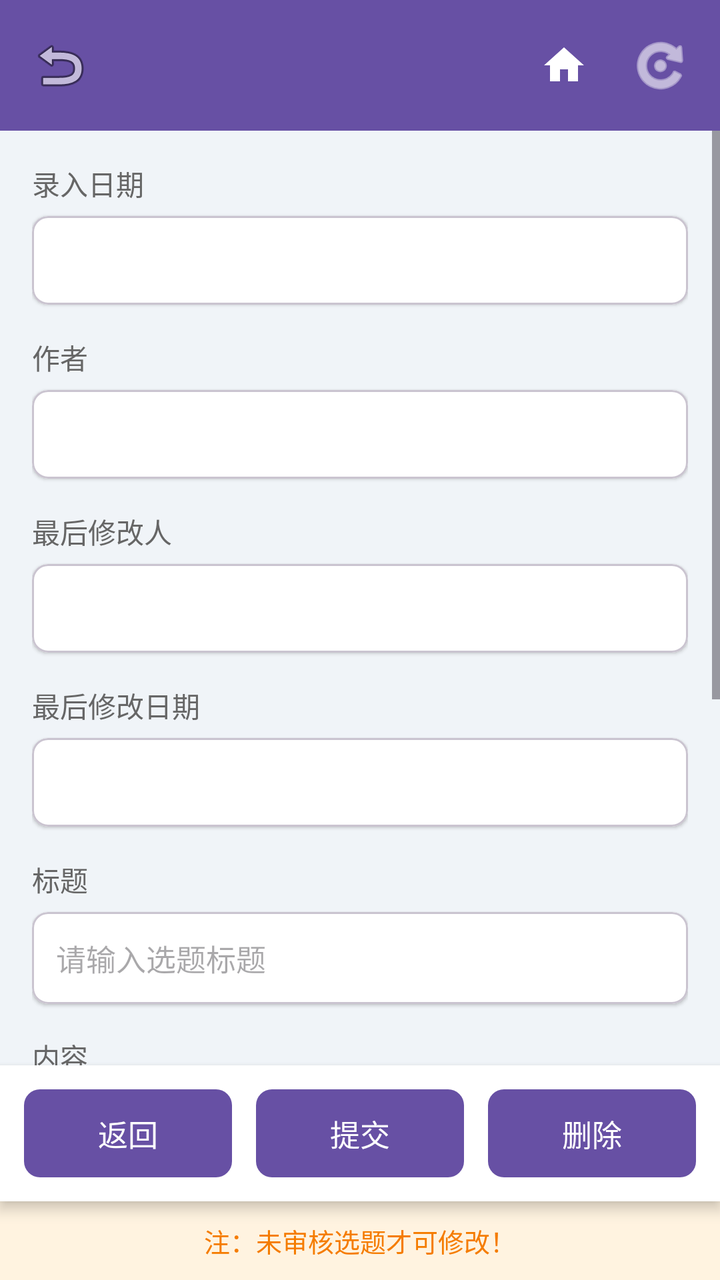
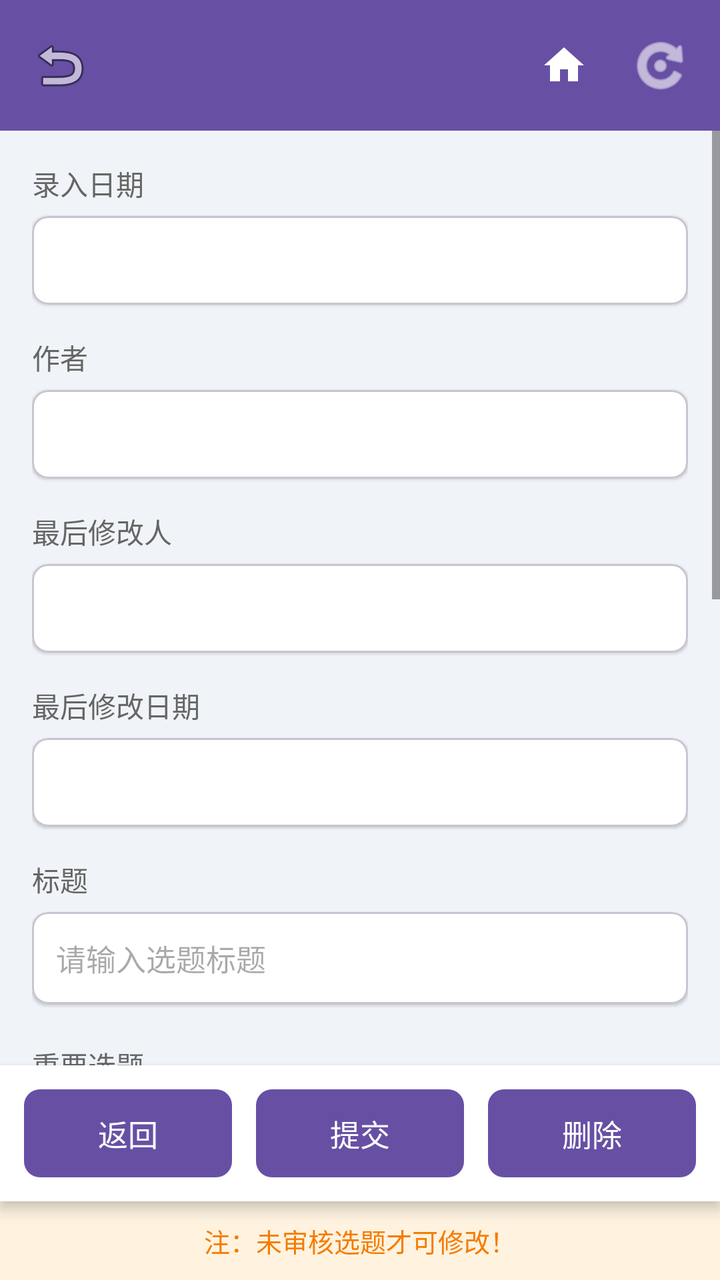

Screens rendered from an Android XML layout before and after an edit, with the pre-edit source and the edit as a unified diff.
<!-- AndroidManifest.xml: application theme Theme.TaxGroup -->
<!-- res/layout/activity_topic_edit.xml -->
<?xml version="1.0" encoding="utf-8"?>
<LinearLayout xmlns:android="http://schemas.android.com/apk/res/android"
    xmlns:app="http://schemas.android.com/apk/res-auto"
    android:id="@+id/topic_edit_root"
    android:layout_width="match_parent"
    android:layout_height="match_parent"
    android:orientation="vertical"
    android:background="#F0F4F8">

    
    <LinearLayout
        android:layout_width="match_parent"
        android:layout_height="wrap_content"
        android:orientation="horizontal"
        android:background="?attr/colorPrimary"
        android:padding="12dp"
        android:gravity="center_vertical">

        <ImageButton
            android:id="@+id/btn_back"
            android:layout_width="36dp"
            android:layout_height="36dp"
            android:background="?attr/selectableItemBackgroundBorderless"
            android:src="@android:drawable/ic_menu_revert"
            android:contentDescription="返回" />

        <LinearLayout
            android:layout_width="0dp"
            android:layout_height="wrap_content"
            android:layout_weight="1"
            android:layout_marginStart="10dp"
            android:orientation="vertical">

            <TextView
                android:id="@+id/tv_user_name"
                android:layout_width="wrap_content"
                android:layout_height="wrap_content"
                android:textSize="16sp"
                android:textColor="#FFFFFF"
                android:textStyle="bold" />

            <TextView
                android:id="@+id/tv_depart"
                android:layout_width="wrap_content"
                android:layout_height="wrap_content"
                android:textSize="13sp"
                android:textColor="#BBDEFB"
                android:layout_marginTop="2dp" />
        </LinearLayout>

        <ImageButton
            android:id="@+id/btn_home"
            android:layout_width="36dp"
            android:layout_height="36dp"
            android:layout_marginStart="12dp"
            android:background="?attr/selectableItemBackgroundBorderless"
            android:src="@drawable/ic_home"
            android:contentDescription="主页面"
            android:tint="#FFFFFF" />

        <ImageButton
            android:id="@+id/btn_refresh"
            android:layout_width="36dp"
            android:layout_height="36dp"
            android:layout_marginStart="12dp"
            android:background="?attr/selectableItemBackgroundBorderless"
            android:src="@android:drawable/ic_menu_rotate"
            android:contentDescription="刷新"
            android:tint="#FFFFFF" />
    </LinearLayout>

    
    <ScrollView
        android:layout_width="match_parent"
        android:layout_height="0dp"
        android:layout_weight="1">

        <LinearLayout
            android:layout_width="match_parent"
            android:layout_height="wrap_content"
            android:orientation="vertical"
            android:padding="16dp">

            
            <TextView
                android:layout_width="wrap_content"
                android:layout_height="wrap_content"
                android:text="录入日期"
                android:textSize="14sp"
                android:textColor="#666666"
                android:layout_marginBottom="6dp" />

            <com.google.android.material.card.MaterialCardView
                android:layout_width="match_parent"
                android:layout_height="wrap_content"
                app:cardCornerRadius="8dp"
                app:cardElevation="1dp"
                app:cardBackgroundColor="#FFFFFF"
                android:layout_marginBottom="16dp">

                <TextView
                    android:id="@+id/tv_date"
                    android:layout_width="match_parent"
                    android:layout_height="wrap_content"
                    android:padding="12dp"
                    android:textSize="15sp"
                    android:textColor="#333333" />
            </com.google.android.material.card.MaterialCardView>

            
            <TextView
                android:layout_width="wrap_content"
                android:layout_height="wrap_content"
                android:text="作者"
                android:textSize="14sp"
                android:textColor="#666666"
                android:layout_marginBottom="6dp" />

            <com.google.android.material.card.MaterialCardView
                android:layout_width="match_parent"
                android:layout_height="wrap_content"
                app:cardCornerRadius="8dp"
                app:cardElevation="1dp"
                app:cardBackgroundColor="#FFFFFF"
                android:layout_marginBottom="16dp">

                <TextView
                    android:id="@+id/tv_author"
                    android:layout_width="match_parent"
                    android:layout_height="wrap_content"
                    android:padding="12dp"
                    android:textSize="15sp"
                    android:textColor="#333333" />
            </com.google.android.material.card.MaterialCardView>

            
            <TextView
                android:layout_width="wrap_content"
                android:layout_height="wrap_content"
                android:text="最后修改人"
                android:textSize="14sp"
                android:textColor="#666666"
                android:layout_marginBottom="6dp" />

            <com.google.android.material.card.MaterialCardView
                android:layout_width="match_parent"
                android:layout_height="wrap_content"
                app:cardCornerRadius="8dp"
                app:cardElevation="1dp"
                app:cardBackgroundColor="#FFFFFF"
                android:layout_marginBottom="16dp">

                <TextView
                    android:id="@+id/tv_mod_user"
                    android:layout_width="match_parent"
                    android:layout_height="wrap_content"
                    android:padding="12dp"
                    android:textSize="15sp"
                    android:textColor="#333333" />
            </com.google.android.material.card.MaterialCardView>

            
            <TextView
                android:layout_width="wrap_content"
                android:layout_height="wrap_content"
                android:text="最后修改日期"
                android:textSize="14sp"
                android:textColor="#666666"
                android:layout_marginBottom="6dp" />

            <com.google.android.material.card.MaterialCardView
                android:layout_width="match_parent"
                android:layout_height="wrap_content"
                app:cardCornerRadius="8dp"
                app:cardElevation="1dp"
                app:cardBackgroundColor="#FFFFFF"
                android:layout_marginBottom="16dp">

                <TextView
                    android:id="@+id/tv_mod_date"
                    android:layout_width="match_parent"
                    android:layout_height="wrap_content"
                    android:padding="12dp"
                    android:textSize="15sp"
                    android:textColor="#333333" />
            </com.google.android.material.card.MaterialCardView>

            
            <TextView
                android:layout_width="wrap_content"
                android:layout_height="wrap_content"
                android:text="标题"
                android:textSize="14sp"
                android:textColor="#666666"
                android:layout_marginBottom="6dp" />

            <com.google.android.material.card.MaterialCardView
                android:layout_width="match_parent"
                android:layout_height="wrap_content"
                app:cardCornerRadius="8dp"
                app:cardElevation="1dp"
                app:cardBackgroundColor="#FFFFFF"
                android:layout_marginBottom="16dp">

                <EditText
                    android:id="@+id/et_title"
                    android:layout_width="match_parent"
                    android:layout_height="wrap_content"
                    android:padding="12dp"
                    android:textSize="15sp"
                    android:textColor="#333333"
                    android:hint="请输入选题标题"
                    android:background="@null"
                    android:maxLines="2"
                    android:inputType="textMultiLine" />
            </com.google.android.material.card.MaterialCardView>

            
            <TextView
                android:layout_width="wrap_content"
                android:layout_height="wrap_content"
                android:text="内容"
                android:textSize="14sp"
                android:textColor="#666666"
                android:layout_marginBottom="6dp" />

            <com.google.android.material.card.MaterialCardView
                android:layout_width="match_parent"
                android:layout_height="wrap_content"
                app:cardCornerRadius="8dp"
                app:cardElevation="1dp"
                app:cardBackgroundColor="#FFFFFF"
                android:layout_marginBottom="16dp">

                <EditText
                    android:id="@+id/et_content"
                    android:layout_width="match_parent"
                    android:layout_height="wrap_content"
                    android:padding="12dp"
                    android:textSize="15sp"
                    android:textColor="#333333"
                    android:hint="请输入主题内容"
                    android:background="@null"
                    android:gravity="top"
                    android:minLines="8"
                    android:maxLines="20"
                    android:inputType="textMultiLine" />
            </com.google.android.material.card.MaterialCardView>

            
            <TextView
                android:layout_width="wrap_content"
                android:layout_height="wrap_content"
                android:text="审核状态"
                android:textSize="14sp"
                android:textColor="#666666"
                android:layout_marginBottom="6dp" />

            <com.google.android.material.card.MaterialCardView
                android:layout_width="match_parent"
                android:layout_height="wrap_content"
                app:cardCornerRadius="8dp"
                app:cardElevation="1dp"
                app:cardBackgroundColor="#FFFFFF"
                android:layout_marginBottom="16dp">

                <TextView
                    android:id="@+id/tv_audit_status"
                    android:layout_width="match_parent"
                    android:layout_height="wrap_content"
                    android:padding="12dp"
                    android:textSize="15sp"
                    android:textColor="#333333"
                    android:textStyle="bold" />
            </com.google.android.material.card.MaterialCardView>

            
            <LinearLayout
                android:id="@+id/ll_reject_memo"
                android:layout_width="match_parent"
                android:layout_height="wrap_content"
                android:orientation="vertical"
                android:visibility="gone">

                <TextView
                    android:layout_width="wrap_content"
                    android:layout_height="wrap_content"
                    android:text="审核意见反馈"
                    android:textSize="14sp"
                    android:textColor="#C62828"
                    android:layout_marginBottom="6dp" />

                <com.google.android.material.card.MaterialCardView
                    android:layout_width="match_parent"
                    android:layout_height="wrap_content"
                    app:cardCornerRadius="8dp"
                    app:cardElevation="1dp"
                    app:cardBackgroundColor="#FFEBEE"
                    android:layout_marginBottom="16dp">

                    <TextView
                        android:id="@+id/tv_reject_memo"
                        android:layout_width="match_parent"
                        android:layout_height="wrap_content"
                        android:padding="12dp"
                        android:textSize="14sp"
                        android:textColor="#B71C1C" />
                </com.google.android.material.card.MaterialCardView>
            </LinearLayout>

        </LinearLayout>
    </ScrollView>

    
    <LinearLayout
        android:layout_width="match_parent"
        android:layout_height="wrap_content"
        android:orientation="horizontal"
        android:padding="12dp"
        android:background="#FFFFFF"
        android:elevation="4dp">

        <Button
            android:id="@+id/btn_back_bottom"
            android:layout_width="0dp"
            android:layout_height="44dp"
            android:layout_weight="1"
            android:layout_marginEnd="6dp"
            android:text="返回"
            android:textSize="15sp"
            android:textColor="#FFFFFF"
            android:background="@drawable/bg_topic_btn_gray" />

        <Button
            android:id="@+id/btn_submit"
            android:layout_width="0dp"
            android:layout_height="44dp"
            android:layout_weight="1"
            android:layout_marginHorizontal="6dp"
            android:text="提交"
            android:textSize="15sp"
            android:textColor="#FFFFFF"
            android:background="@drawable/bg_topic_btn_blue" />

        <Button
            android:id="@+id/btn_delete"
            android:layout_width="0dp"
            android:layout_height="44dp"
            android:layout_weight="1"
            android:layout_marginStart="6dp"
            android:text="删除"
            android:textSize="15sp"
            android:textColor="#FFFFFF"
            android:background="@drawable/bg_topic_btn_red" />
    </LinearLayout>

    
    <TextView
        android:layout_width="match_parent"
        android:layout_height="wrap_content"
        android:text="注：未审核选题才可修改！"
        android:textSize="13sp"
        android:textColor="#F57C00"
        android:gravity="center"
        android:padding="10dp"
        android:background="#FFF3E0" />

    
    <ProgressBar
        android:id="@+id/progress_bar"
        android:layout_width="wrap_content"
        android:layout_height="wrap_content"
        android:layout_gravity="center"
        android:visibility="gone" />

</LinearLayout>
<!-- resources referenced by this layout -->
<resources>
  <!-- drawable bg_topic_btn_blue (drawable) -->
  <?xml version="1.0" encoding="utf-8"?>
  <shape xmlns:android="http://schemas.android.com/apk/res/android"
      android:shape="rectangle">
      <gradient android:startColor="#1E88E5" android:endColor="#1565C0" android:angle="0" />
      <corners android:radius="8dp" />
  </shape>
  <!-- drawable bg_topic_btn_gray (drawable) -->
  <?xml version="1.0" encoding="utf-8"?>
  <shape xmlns:android="http://schemas.android.com/apk/res/android"
      android:shape="rectangle">
      <gradient android:startColor="#78909C" android:endColor="#546E7A" android:angle="0" />
      <corners android:radius="8dp" />
  </shape>
  <!-- drawable bg_topic_btn_red (drawable) -->
  <?xml version="1.0" encoding="utf-8"?>
  <shape xmlns:android="http://schemas.android.com/apk/res/android"
      android:shape="rectangle">
      <gradient android:startColor="#E53935" android:endColor="#C62828" android:angle="0" />
      <corners android:radius="8dp" />
  </shape>
  <!-- drawable ic_home (drawable) -->
  <?xml version="1.0" encoding="utf-8"?>
  <vector xmlns:android="http://schemas.android.com/apk/res/android"
      android:width="24dp"
      android:height="24dp"
      android:viewportWidth="24"
      android:viewportHeight="24"
      android:tint="#FFFFFF">
      <path
          android:fillColor="@android:color/white"
          android:pathData="M10,20v-6h4v6h5v-8h3L12,3 2,12h3v8z" />
  </vector>
  <style name="Theme.TaxGroup" parent="Base.Theme.TaxGroup" />
  <style name="Base.Theme.TaxGroup" parent="Theme.Material3.DayNight.NoActionBar">
          
          
      </style>
</resources>

<!-- the commit's change to res/layout/activity_topic_edit.xml (unified diff, before → after) -->
@@ -213,6 +213,73 @@
                     android:background="@null"
                     android:maxLines="2"
                     android:inputType="textMultiLine" />
+            </com.google.android.material.card.MaterialCardView>
+
+            
+            <TextView
+                android:layout_width="wrap_content"
+                android:layout_height="wrap_content"
+                android:text="重要选题"
+                android:textSize="14sp"
+                android:textColor="#666666"
+                android:layout_marginBottom="6dp"
+                android:layout_marginTop="4dp" />
+
+            <com.google.android.material.card.MaterialCardView
+                android:layout_width="match_parent"
+                android:layout_height="wrap_content"
+                app:cardCornerRadius="8dp"
+                app:cardElevation="1dp"
+                app:cardBackgroundColor="#FFFFFF"
+                android:layout_marginBottom="4dp">
+
+                <LinearLayout
+                    android:id="@+id/ll_important_types"
+                    android:layout_width="match_parent"
+                    android:layout_height="wrap_content"
+                    android:orientation="vertical"
+                    android:padding="12dp">
+
+                    <TextView
+                        android:layout_width="wrap_content"
+                        android:layout_height="wrap_content"
+                        android:text="加载中..."
+                        android:textSize="13sp"
+                        android:textColor="#999999" />
+                </LinearLayout>
+            </com.google.android.material.card.MaterialCardView>
+
+            
+            <TextView
+                android:layout_width="wrap_content"
+                android:layout_height="wrap_content"
+                android:text="选题方向"
+                android:textSize="14sp"
+                android:textColor="#666666"
+                android:layout_marginBottom="6dp" />
+
+            <com.google.android.material.card.MaterialCardView
+                android:layout_width="match_parent"
+                android:layout_height="wrap_content"
+                app:cardCornerRadius="8dp"
+                app:cardElevation="1dp"
+                app:cardBackgroundColor="#FFFFFF"
+                android:layout_marginBottom="16dp">
+
+                <LinearLayout
+                    android:id="@+id/ll_direction_types"
+                    android:layout_width="match_parent"
+                    android:layout_height="wrap_content"
+                    android:orientation="vertical"
+                    android:padding="12dp">
+
+                    <TextView
+                        android:layout_width="wrap_content"
+                        android:layout_height="wrap_content"
+                        android:text="加载中..."
+                        android:textSize="13sp"
+                        android:textColor="#999999" />
+                </LinearLayout>
             </com.google.android.material.card.MaterialCardView>
 
             
